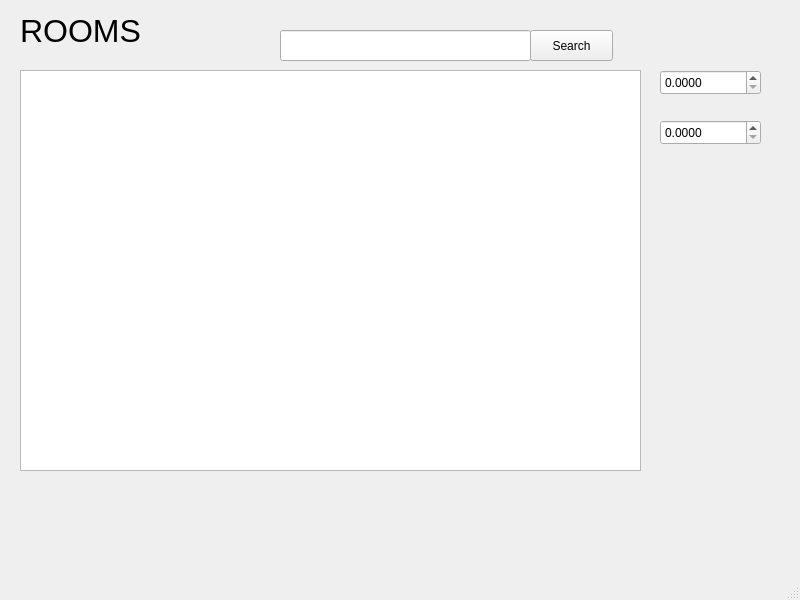
Above: roomwindow.ui from sluchson/Projekt-Studia-HotelSystem before the change. Below: the same form after it.
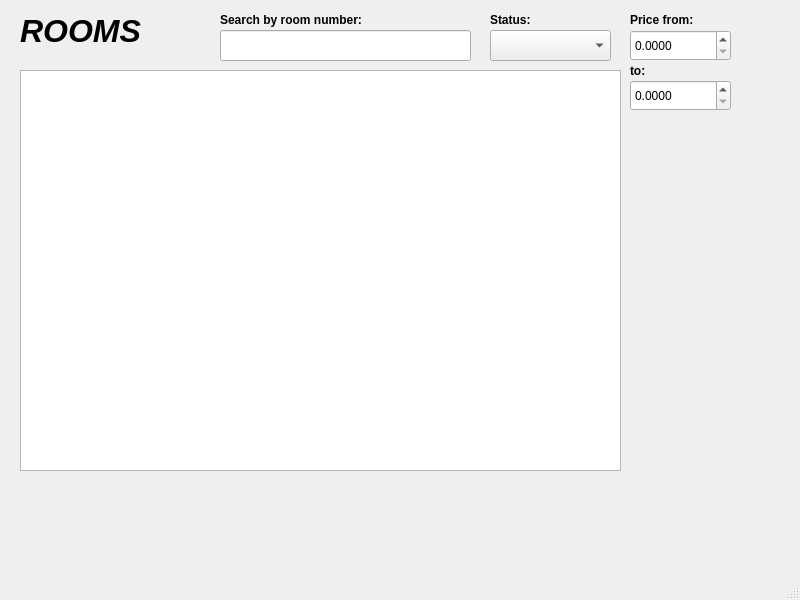
That is the form after the change.

What changed in the file:
```diff
--- a/roomwindow.ui
+++ b/roomwindow.ui
@@ -19,7 +19,7 @@
      <rect>
       <x>20</x>
       <y>70</y>
-      <width>621</width>
+      <width>601</width>
       <height>401</height>
      </rect>
     </property>
@@ -27,26 +27,13 @@
    <widget class="QLineEdit" name="lineEdit_searchRoomNumber">
     <property name="geometry">
      <rect>
-      <x>280</x>
+      <x>220</x>
       <y>30</y>
       <width>251</width>
       <height>31</height>
      </rect>
     </property>
    </widget>
-   <widget class="QPushButton" name="pushButton_searchRoom">
-    <property name="geometry">
-     <rect>
-      <x>530</x>
-      <y>30</y>
-      <width>83</width>
-      <height>31</height>
-     </rect>
-    </property>
-    <property name="text">
-     <string>Search</string>
-    </property>
-   </widget>
    <widget class="QLabel" name="labelClients">
     <property name="geometry">
      <rect>
@@ -59,6 +46,8 @@
     <property name="font">
      <font>
       <pointsize>24</pointsize>
+      <italic>true</italic>
+      <bold>true</bold>
      </font>
     </property>
     <property name="text">
@@ -68,10 +57,10 @@
    <widget class="QDoubleSpinBox" name="doubleSpinBox_priceFrom">
     <property name="geometry">
      <rect>
-      <x>660</x>
-      <y>70</y>
+      <x>630</x>
+      <y>30</y>
       <width>101</width>
-      <height>25</height>
+      <height>31</height>
      </rect>
     </property>
     <property name="decimals">
@@ -87,10 +76,10 @@
    <widget class="QDoubleSpinBox" name="doubleSpinBox_priceTo">
     <property name="geometry">
      <rect>
-      <x>660</x>
-      <y>120</y>
+      <x>630</x>
+      <y>80</y>
       <width>101</width>
-      <height>25</height>
+      <height>31</height>
      </rect>
     </property>
     <property name="decimals">
@@ -103,6 +92,88 @@
      <double>5.000000000000000</double>
     </property>
    </widget>
+   <widget class="QLabel" name="label">
+    <property name="geometry">
+     <rect>
+      <x>220</x>
+      <y>10</y>
+      <width>191</width>
+      <height>20</height>
+     </rect>
+    </property>
+    <property name="font">
+     <font>
+      <bold>true</bold>
+     </font>
+    </property>
+    <property name="text">
+     <string>Search by room number:</string>
+    </property>
+   </widget>
+   <widget class="QLabel" name="label_2">
+    <property name="geometry">
+     <rect>
+      <x>630</x>
+      <y>10</y>
+      <width>101</width>
+      <height>20</height>
+     </rect>
+    </property>
+    <property name="font">
+     <font>
+      <bold>true</bold>
+     </font>
+    </property>
+    <property name="text">
+     <string>Price from:</string>
+    </property>
+   </widget>
+   <widget class="QLabel" name="label_3">
+    <property name="geometry">
+     <rect>
+      <x>630</x>
+      <y>60</y>
+      <width>101</width>
+      <height>21</height>
+     </rect>
+    </property>
+    <property name="font">
+     <font>
+      <bold>true</bold>
+     </font>
+    </property>
+    <property name="text">
+     <string>to:</string>
+    </property>
+   </widget>
+   <widget class="QComboBox" name="comboBox_status">
+    <property name="geometry">
+     <rect>
+      <x>490</x>
+      <y>30</y>
+      <width>121</width>
+      <height>31</height>
+     </rect>
+    </property>
+   </widget>
+   <widget class="QLabel" name="label_4">
+    <property name="geometry">
+     <rect>
+      <x>490</x>
+      <y>10</y>
+      <width>101</width>
+      <height>20</height>
+     </rect>
+    </property>
+    <property name="font">
+     <font>
+      <bold>true</bold>
+     </font>
+    </property>
+    <property name="text">
+     <string>Status:</string>
+    </property>
+   </widget>
   </widget>
   <widget class="QMenuBar" name="menubar">
    <property name="geometry">
```
Left out of the diff: 2 changed lines with no effect on the pictures.
